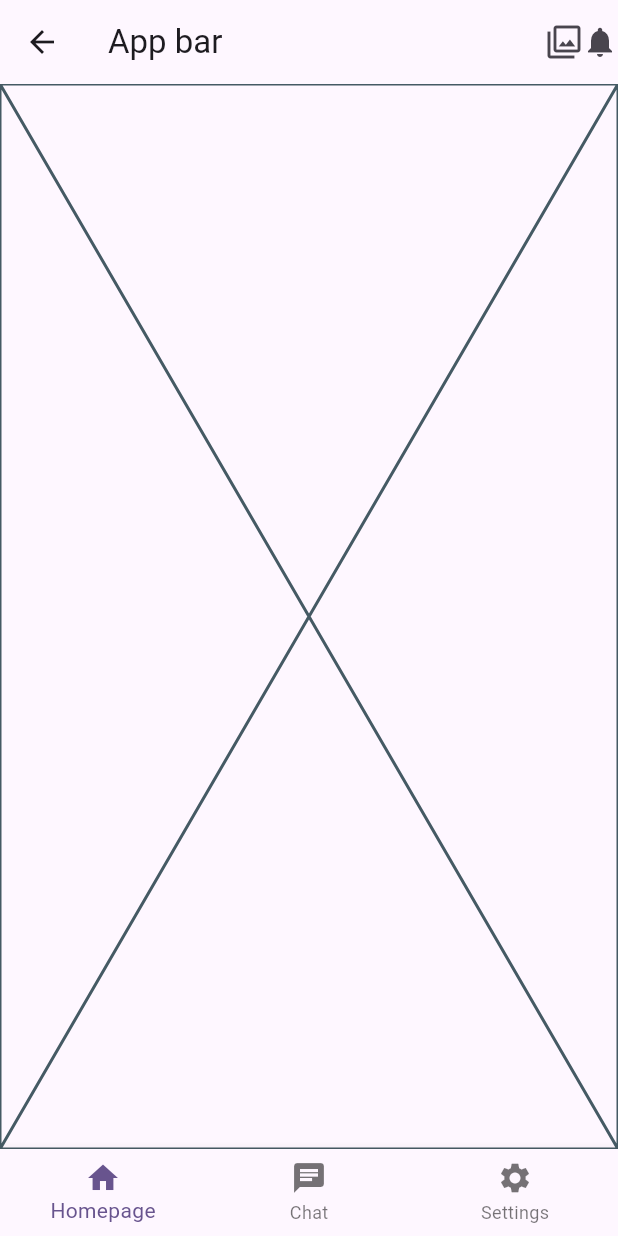
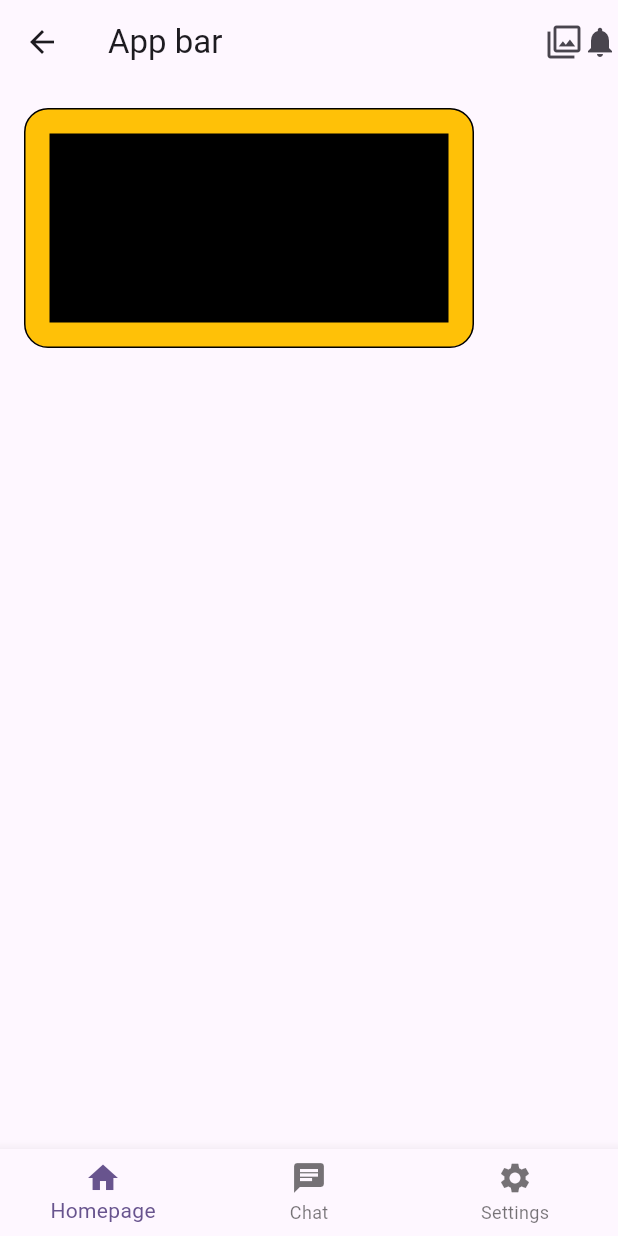
Before and after one commit to fradip12/darma-henwa-flutter, a Flutter app: the screen it shows after launch, on a phone screen of 412 x 824 dp. Run offline on Flutter 3.47's test engine with Material 3 defaults, Android fonts, the phone set to English and light mode, and no system bars.

Commit message:
session 3 : container

```diff
--- a/lib/pages/home_page.dart
+++ b/lib/pages/home_page.dart
@@ -7,14 +7,29 @@ class HomePage extends StatelessWidget {
   Widget build(BuildContext context) {
     return Scaffold(
       appBar: AppBar(
-        title: Text('App bar'),
+        title: const Text('App bar'),
         leading: Icon(Icons.arrow_back),
         actions: [
           Icon(Icons.filter),
           Icon(Icons.notifications),
         ],
       ),
-      body: Placeholder(),
+      body: Container(
+        width: 300,
+        height: 160,
+        margin: EdgeInsets.all(16),
+        padding: EdgeInsets.all(16),
+        decoration: BoxDecoration(
+          color: Colors.amber,
+          border: Border.all(),
+          borderRadius: BorderRadius.circular(16),
+        ),
+        child: Container(
+          width: 300,
+          height: 160,
+          color: Colors.black,
+        ),
+      ),
       bottomNavigationBar: BottomNavigationBar(
         items: [
           BottomNavigationBarItem(
```
